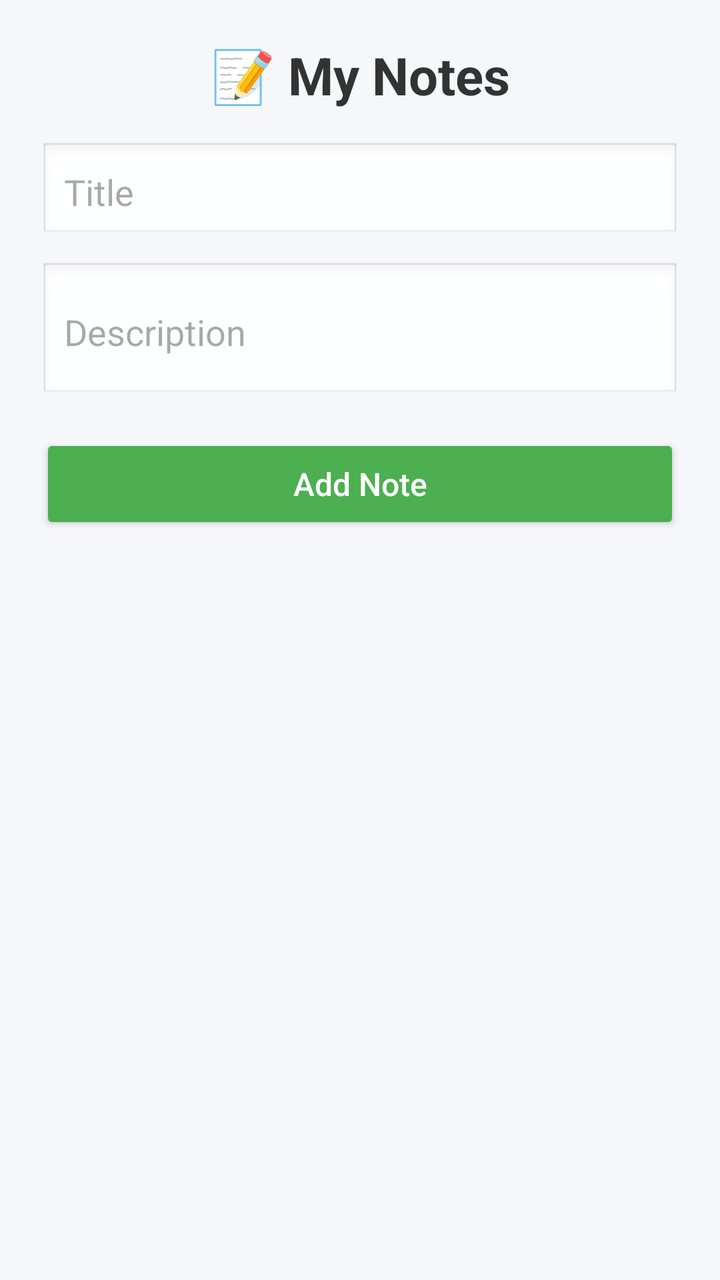
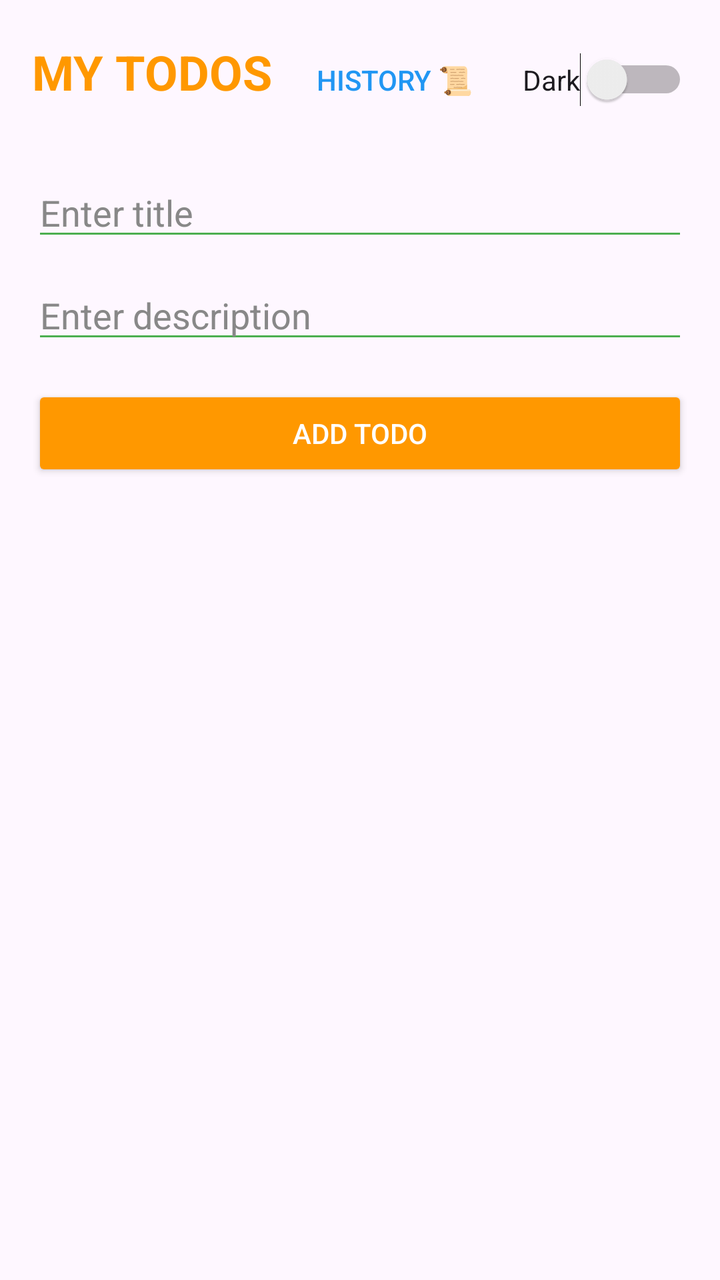

The first picture is an Android layout as it rendered before a commit; the second is the same layout after the commit. The layout source and the unified diff follow.
<!-- AndroidManifest.xml: application theme Theme.Todo_app -->
<!-- res/layout/activity_main.xml -->
<?xml version="1.0" encoding="utf-8"?>
<LinearLayout
    xmlns:android="http://schemas.android.com/apk/res/android"
    xmlns:app="http://schemas.android.com/apk/res-auto"
    android:layout_width="match_parent"
    android:layout_height="match_parent"
    android:orientation="vertical"
    android:padding="20dp"
    android:background="#F5F7FA">

    
    <TextView
        android:layout_width="match_parent"
        android:layout_height="wrap_content"
        android:text="📝 My Notes"
        android:textSize="26sp"
        android:textStyle="bold"
        android:textColor="#333"
        android:gravity="center"
        android:layout_marginBottom="16dp"/>

    
    <EditText
        android:id="@+id/titleInput"
        android:layout_width="match_parent"
        android:layout_height="50dp"
        android:hint="Title"
        android:padding="12dp"
        android:background="@android:drawable/edit_text"
        android:layout_marginBottom="10dp"/>

    
    <EditText
        android:id="@+id/descInput"
        android:layout_width="match_parent"
        android:layout_height="70dp"
        android:hint="Description"
        android:padding="12dp"
        android:background="@android:drawable/edit_text"
        android:layout_marginBottom="16dp"/>

    
    <Button
        android:id="@+id/addBtn"
        android:layout_width="match_parent"
        android:layout_height="50dp"
        android:text="Add Note"
        android:textAllCaps="false"
        android:textSize="16sp"
        android:backgroundTint="#4CAF50"
        android:textColor="#FFFFFF"
        android:layout_marginBottom="16dp"/>

    
    <ListView
        android:id="@+id/listView"
        android:layout_width="match_parent"
        android:layout_height="0dp"
        android:layout_weight="1"
        android:dividerHeight="8dp"/>

</LinearLayout>
<!-- resources referenced by this layout -->
<resources>
  <style name="Theme.Todo_app" parent="Base.Theme.Todo_app" />
  <style name="Base.Theme.Todo_app" parent="Theme.Material3.DayNight.NoActionBar">
          
          
      </style>
</resources>

<!-- the commit's change to res/layout/activity_main.xml (unified diff, before → after) -->
@@ -1,62 +1,94 @@
 <?xml version="1.0" encoding="utf-8"?>
 <LinearLayout
     xmlns:android="http://schemas.android.com/apk/res/android"
-    xmlns:app="http://schemas.android.com/apk/res-auto"
     android:layout_width="match_parent"
     android:layout_height="match_parent"
     android:orientation="vertical"
-    android:padding="20dp"
-    android:background="#F5F7FA">
+    android:padding="16dp">
 
     
-    <TextView
+    <RelativeLayout
         android:layout_width="match_parent"
         android:layout_height="wrap_content"
-        android:text="📝 My Notes"
-        android:textSize="26sp"
-        android:textStyle="bold"
-        android:textColor="#333"
-        android:gravity="center"
-        android:layout_marginBottom="16dp"/>
+        android:layout_marginBottom="20dp">
+
+        <LinearLayout
+            android:layout_width="wrap_content"
+            android:layout_height="wrap_content"
+            android:orientation="horizontal"
+            android:layout_alignParentStart="true"
+            android:layout_centerVertical="true">
+
+            <TextView
+                android:layout_width="wrap_content"
+                android:layout_height="wrap_content"
+                android:text="MY TODOS"
+                android:textSize="24sp"
+                android:textStyle="bold"
+                android:textColor="#FF9800"/>
+
+            <Button
+                android:id="@+id/historyBtn"
+                style="@style/Widget.AppCompat.Button.Borderless"
+                android:layout_width="wrap_content"
+                android:layout_height="wrap_content"
+                android:text="History 📜"
+                android:textColor="#2196F3"
+                android:layout_marginStart="10dp"/>
+        </LinearLayout>
+
+        <Switch
+            android:id="@+id/themeSwitch"
+            android:layout_width="wrap_content"
+            android:layout_height="wrap_content"
+            android:text="Dark"
+            android:layout_alignParentEnd="true"
+            android:layout_centerVertical="true"/>
+    </RelativeLayout>
 
     
+
     <EditText
         android:id="@+id/titleInput"
         android:layout_width="match_parent"
-        android:layout_height="50dp"
-        android:hint="Title"
-        android:padding="12dp"
-        android:background="@android:drawable/edit_text"
-        android:layout_marginBottom="10dp"/>
+        android:layout_height="wrap_content"
+        android:hint="Enter title"
+        android:textColor="#000000"
+        android:textColorHint="#888888"
+        android:backgroundTint="#4CAF50"/>
 
     
+
     <EditText
         android:id="@+id/descInput"
         android:layout_width="match_parent"
-        android:layout_height="70dp"
-        android:hint="Description"
-        android:padding="12dp"
-        android:background="@android:drawable/edit_text"
-        android:layout_marginBottom="16dp"/>
+        android:layout_height="wrap_content"
+        android:hint="Enter description"
+        android:textColor="#000000"
+        android:textColorHint="#888888"
+        android:backgroundTint="#4CAF50"
+        android:layout_marginTop="10dp"/>
 
     
+
     <Button
         android:id="@+id/addBtn"
         android:layout_width="match_parent"
-        android:layout_height="50dp"
-        android:text="Add Note"
-        android:textAllCaps="false"
-        android:textSize="16sp"
-        android:backgroundTint="#4CAF50"
+        android:layout_height="wrap_content"
+        android:text="ADD TODO"
         android:textColor="#FFFFFF"
-        android:layout_marginBottom="16dp"/>
+        android:backgroundTint="#FF9800"
+        android:layout_marginTop="16dp"/>
 
     
+
     <ListView
         android:id="@+id/listView"
         android:layout_width="match_parent"
         android:layout_height="0dp"
         android:layout_weight="1"
-        android:dividerHeight="8dp"/>
+        android:layout_marginTop="20dp"
+        android:divider="@android:color/transparent"
+        android:dividerHeight="10dp"/>
 
 </LinearLayout>
